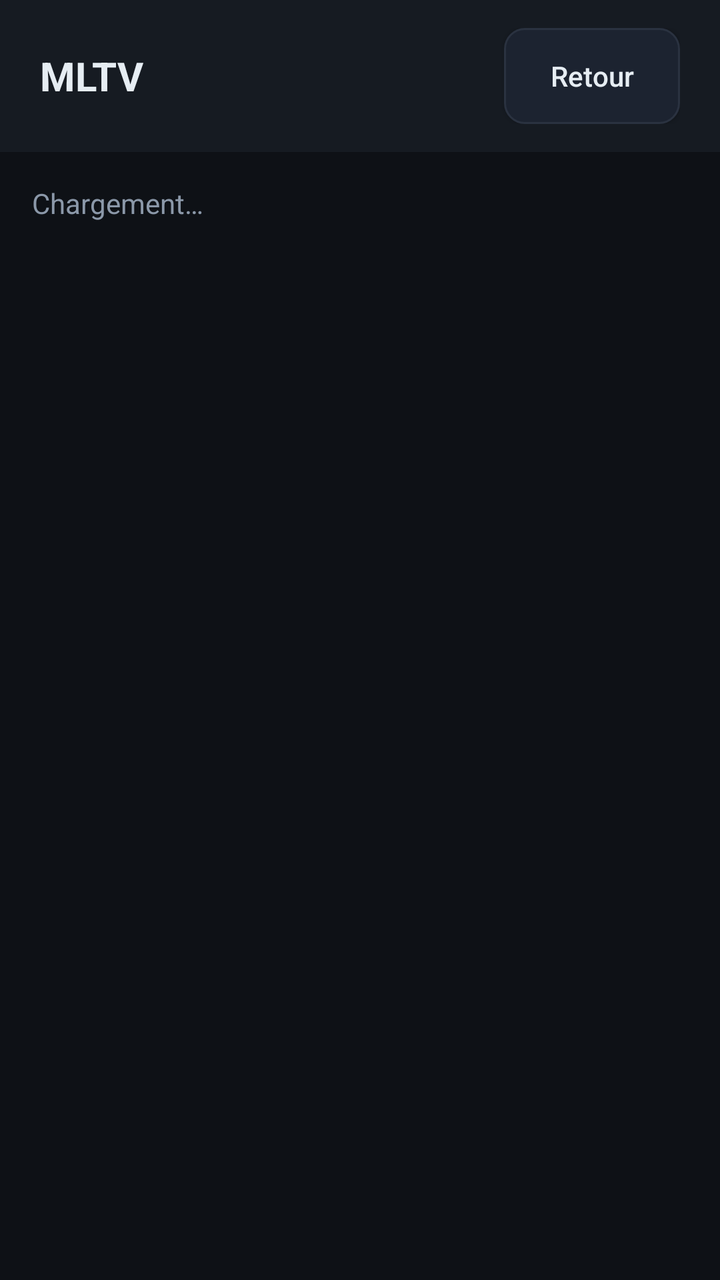
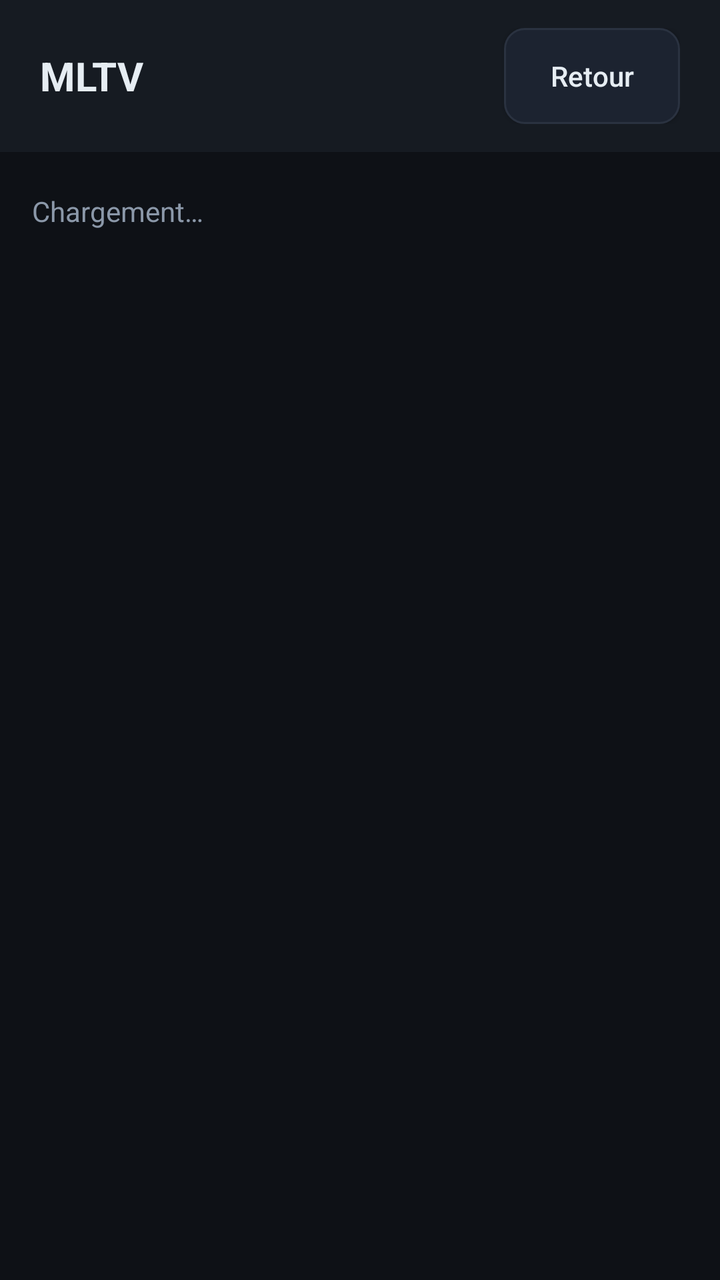

Compare the two renders of this Android layout. The source of the first and the diff that turns it into the second are given below.
<!-- AndroidManifest.xml: application theme Theme.MLTV -->
<!-- res/layout/activity_grid.xml -->
<?xml version="1.0" encoding="utf-8"?>
<LinearLayout xmlns:android="http://schemas.android.com/apk/res/android"
    android:layout_width="match_parent"
    android:layout_height="match_parent"
    android:orientation="vertical"
    android:background="@color/bg">

    <LinearLayout
        android:layout_width="match_parent"
        android:layout_height="wrap_content"
        android:orientation="horizontal"
        android:gravity="center_vertical"
        android:paddingHorizontal="20dp"
        android:paddingVertical="14dp"
        android:background="@color/panel">

        <TextView
            android:id="@+id/tv_header"
            android:layout_width="0dp"
            android:layout_height="wrap_content"
            android:layout_weight="1"
            android:text="@string/app_name"
            android:textColor="@color/txt"
            android:textSize="20sp"
            android:textStyle="bold" />

        <Button
            android:id="@+id/btn_back"
            android:layout_width="wrap_content"
            android:layout_height="wrap_content"
            android:background="@drawable/btn_secondary"
            android:text="Retour"
            android:textColor="@color/txt"
            android:textAllCaps="false"
            android:textSize="14sp"
            android:paddingHorizontal="16dp" />
    </LinearLayout>

    <TextView
        android:id="@+id/tv_status"
        android:layout_width="match_parent"
        android:layout_height="wrap_content"
        android:padding="16dp"
        android:text="Chargement…"
        android:textColor="@color/muted"
        android:textSize="14sp" />

    <androidx.recyclerview.widget.RecyclerView
        android:id="@+id/rv_grid"
        android:layout_width="match_parent"
        android:layout_height="0dp"
        android:layout_weight="1"
        android:paddingHorizontal="14dp"
        android:clipToPadding="false"
        android:scrollbars="vertical" />
</LinearLayout>
<!-- resources referenced by this layout -->
<resources>
  <color name="bg">#FF0E1116</color>
  <color name="muted">#FF8B98A9</color>
  <color name="panel">#FF161B22</color>
  <color name="txt">#FFE6EDF3</color>
  <!-- drawable btn_secondary (drawable) -->
  <?xml version="1.0" encoding="utf-8"?>
  <selector xmlns:android="http://schemas.android.com/apk/res/android">
      <item android:state_focused="true">
          <shape android:shape="rectangle">
              <solid android:color="@color/panel2" />
              <stroke android:width="2dp" android:color="@color/accent" />
              <corners android:radius="10dp" />
          </shape>
      </item>
      <item>
          <shape android:shape="rectangle">
              <solid android:color="@color/panel2" />
              <stroke android:width="1dp" android:color="@color/line" />
              <corners android:radius="10dp" />
          </shape>
      </item>
  </selector>
  <string name="app_name">MLTV</string>
  <style name="Theme.MLTV" parent="Theme.AppCompat.NoActionBar">
          <item name="android:windowBackground">@color/bg</item>
          <item name="android:statusBarColor">@color/bg</item>
          <item name="android:colorBackground">@color/bg</item>
      </style>
  <color name="panel2">#FF1C2330</color>
  <color name="accent">#FFFF7A18</color>
  <color name="line">#FF2A3240</color>
</resources>

<!-- the commit's change to res/layout/activity_grid.xml (unified diff, before → after) -->
@@ -36,11 +36,21 @@
             android:paddingHorizontal="16dp" />
     </LinearLayout>
 
+    <androidx.recyclerview.widget.RecyclerView
+        android:id="@+id/rv_cats"
+        android:layout_width="match_parent"
+        android:layout_height="wrap_content"
+        android:paddingHorizontal="16dp"
+        android:paddingTop="10dp"
+        android:clipToPadding="false"
+        android:scrollbars="none" />
+
     <TextView
         android:id="@+id/tv_status"
         android:layout_width="match_parent"
         android:layout_height="wrap_content"
-        android:padding="16dp"
+        android:paddingHorizontal="16dp"
+        android:paddingVertical="10dp"
         android:text="Chargement…"
         android:textColor="@color/muted"
         android:textSize="14sp" />
